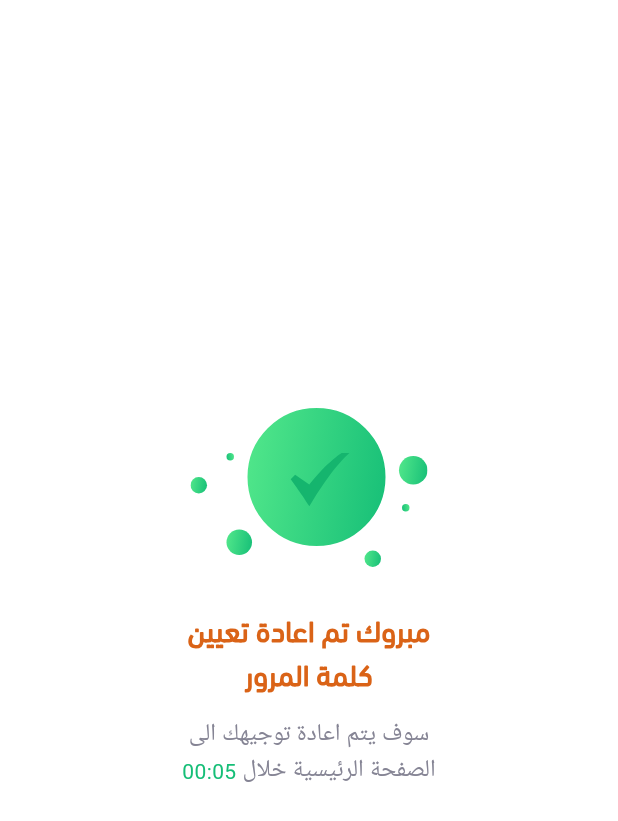
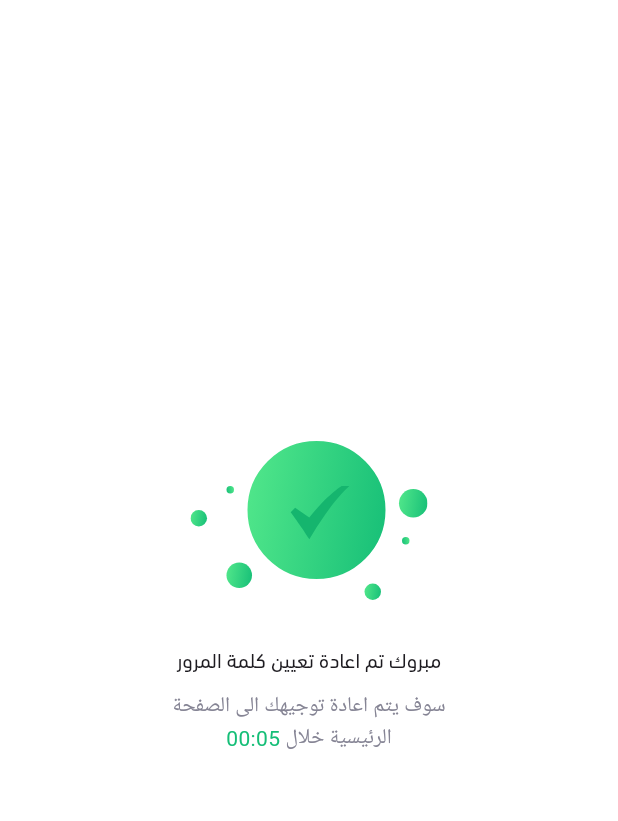
Before and after one commit to Salimer/cooking, a Flutter app: the SuccessPopupWidget screen opened directly, on a phone screen of 412 x 824 dp. Shown: the top 821 px of the screen. Run offline on Flutter 3.47's test engine with Material 3 defaults, Android fonts, the phone set to English and light mode, and no system bars; our stand-ins replace flutter_svg, infinite_carousel, pin_code_fields; statements that could not run were skipped.

Commit message:
Update success_popup_widget.dart

```diff
--- a/lib/features/auth/presentation/widgets/success_popup_widget.dart
+++ b/lib/features/auth/presentation/widgets/success_popup_widget.dart
@@ -1,4 +1,5 @@
 import 'package:cooking/core/config/config.dart';
+import 'package:cooking/core/constants/constants.dart';
 import 'package:flutter/material.dart';
 import 'package:flutter_svg/svg.dart';
 import 'package:cooking/gen/assets.gen.dart';
@@ -29,7 +30,7 @@ class SuccessPopupWidget extends StatelessWidget {
                       width: 180,
                       child: Text(
                         'مبروك تم اعادة تعيين كلمة المرور',
-                        style: TextStyles.logoTitle,
+                        style: TextStyles.h5Bold.copyWith(color: red[500]),
                         textAlign: TextAlign.center,
                       ),
                     ),
@@ -41,12 +42,13 @@ class SuccessPopupWidget extends StatelessWidget {
                           const TextSpan(
                               text:
                                   'سوف يتم اعادة توجيهك الى الصفحة الرئيسية خلال ',
-                              style: TextStyles.logoBodyStyle),
+                              style: TextStyle(color: Neutral.grey2)),
                           TextSpan(
                               text: '00:05',
-                              style: TextStyles.greenTextSuccessMessage)
+                              style: TextStyle(color: green[500]))
                         ]),
                         textAlign: TextAlign.center,
+                        style: TextStyles.paraRegular
                       ),
                     )
                   ],
```
